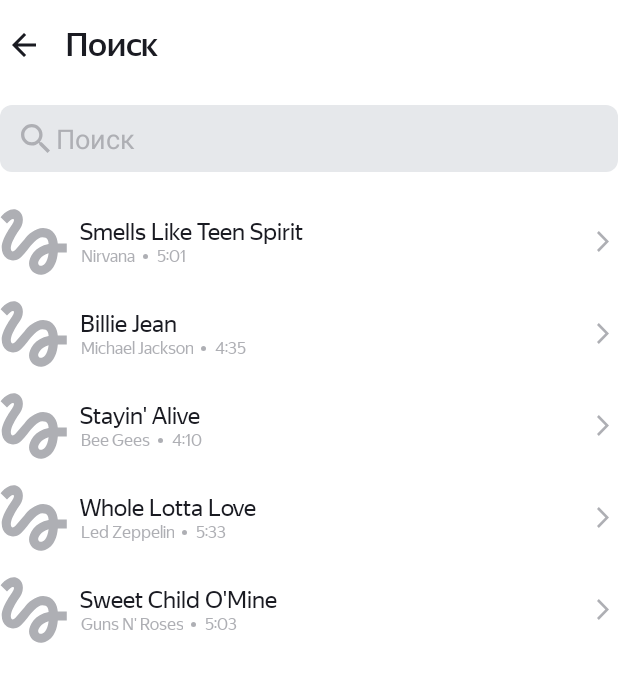
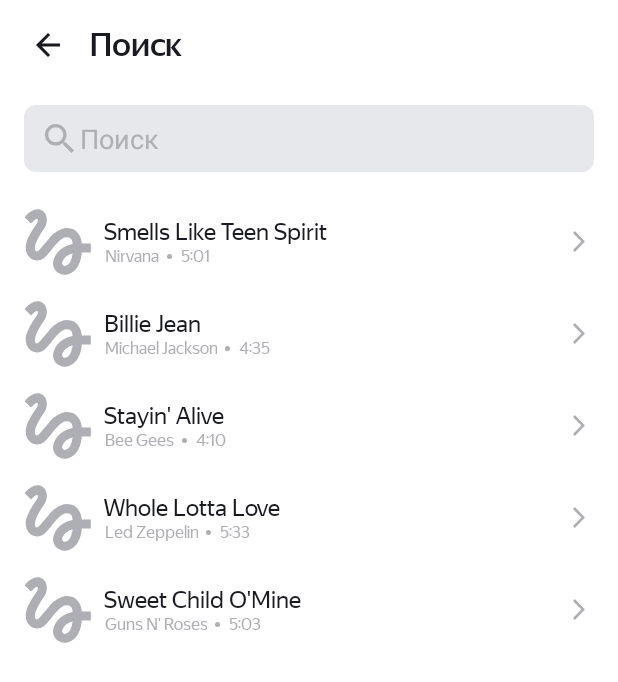
Before and after one commit to Filin1985/Playlist, an Android app: the SearchActivity screen opened directly, with no data from a screen before it, on a phone screen of 412 x 824 dp. Shown: the top 682 px of the screen. Run offline under Robolectric (Android 15) with nearby library versions, the phone set to English and light mode, and no system bars; pictures from the network do not load.

Commit message:
Change display settings of search page

```diff
--- a/app/src/main/java/com/example/playlistmaker/Track.kt
+++ /dev/null
@@ -1,81 +0,0 @@
-package com.example.playlistmaker
-
-import android.view.LayoutInflater
-import android.view.ViewGroup
-import android.widget.ImageView
-import android.widget.TextView
-import androidx.recyclerview.widget.RecyclerView
-import com.bumptech.glide.Glide
-import com.bumptech.glide.load.resource.bitmap.RoundedCorners
-
-
-data class Track(val trackName: String, val artistName: String, val trackTime: String, val artworkUrl100: String)
-
-class TracksViewHolder(parentView: ViewGroup): RecyclerView.ViewHolder(LayoutInflater.from(parentView.context).inflate(R.layout.song_card, parentView, false)) {
-    private val trackName: TextView = itemView.findViewById(R.id.trackName)
-    private val artistName: TextView = itemView.findViewById(R.id.artistName)
-    private val trackTime: TextView = itemView.findViewById(R.id.trackTime)
-    private val artworkUrl100: ImageView = itemView.findViewById(R.id.artworkUrl)
-
-    fun bind(model: Track) {
-        trackName.text = model.trackName
-        artistName.text = model.artistName
-        trackTime.text = model.trackTime
-        Glide.with(itemView)
-            .load(model.artworkUrl100)
-            .placeholder(R.drawable.default_art_work)
-            .transform(RoundedCorners(itemView.resources.getDimensionPixelSize(R.dimen.art_work)))
-            .into(artworkUrl100)
-    }
-}
-
-class TracksAdapter(
-    private val tracks : List<Track>
-) : RecyclerView.Adapter<TracksViewHolder>() {
-
-    override fun onCreateViewHolder(parent: ViewGroup, viewType: Int): TracksViewHolder {
-        return TracksViewHolder(parent)
-    }
-
-    override fun onBindViewHolder(holder: TracksViewHolder, position: Int) {
-        holder.bind(tracks[position])
-    }
-
-    override fun getItemCount(): Int = tracks.size
-
-}
-
-object MockSongsData {
-    fun getSongsData() = listOf(
-        Track(
-            trackName = "Smells Like Teen Spirit",
-            artistName = "Nirvana",
-            trackTime = "5:01",
-            artworkUrl100 = "https://is5-ssl.mzstatic.com/image/thumb/Music115/v4/7b/58/c2/7b58c21a-2b51-2bb2-e59a-9bb9b96ad8c3/00602567924166.rgb.jpg/100x100bb.jpg"
-        ),
-        Track(
-            trackName = "Billie Jean",
-            artistName = "Michael Jackson",
-            trackTime = "4:35",
-            artworkUrl100 = "https://is5-ssl.mzstatic.com/image/thumb/Music125/v4/3d/9d/38/3d9d3811-71f0-3a0e-1ada-3004e56ff852/827969428726.jpg/100x100bb.jpg"
-        ),
-        Track(
-            trackName = "Stayin' Alive",
-            artistName = "Bee Gees",
-            trackTime = "4:10",
-            artworkUrl100 = "https://is4-ssl.mzstatic.com/image/thumb/Music115/v4/1f/80/1f/1f801fc1-8c0f-ea3e-d3e5-387c6619619e/16UMGIM86640.rgb.jpg/100x100bb.jpg"
-        ),
-        Track(
-            trackName = "Whole Lotta Love",
-            artistName = "Led Zeppelin",
-            trackTime = "5:33",
-            artworkUrl100 = "https://is2-ssl.mzstatic.com/image/thumb/Music62/v4/7e/17/e3/7e17e33f-2efa-2a36-e916-7f808576cf6b/mzm.fyigqcbs.jpg/100x100bb.jpg"
-        ),
-        Track(
-            trackName = "Sweet Child O'Mine",
-            artistName = "Guns N' Roses",
-            trackTime = "5:03",
-            artworkUrl100 = "https://is5-ssl.mzstatic.com/image/thumb/Music125/v4/a0/4d/c4/a04dc484-03cc-02aa-fa82-5334fcb4bc16/18UMGIM24878.rgb.jpg/100x100bb.jpg"
-        )
-    )
-}
--- /dev/null
+++ b/app/src/main/java/com/example/playlistmaker/TrackAdapter.kt
@@ -0,0 +1,21 @@
+package com.example.playlistmaker
+
+import android.view.ViewGroup
+import androidx.recyclerview.widget.RecyclerView
+
+
+class TracksAdapter(
+    private val tracks : List<TrackData>
+) : RecyclerView.Adapter<TracksViewHolder>() {
+
+    override fun onCreateViewHolder(parent: ViewGroup, viewType: Int): TracksViewHolder {
+        return TracksViewHolder(parent)
+    }
+
+    override fun onBindViewHolder(holder: TracksViewHolder, position: Int) {
+        holder.bind(tracks[position])
+    }
+
+    override fun getItemCount(): Int = tracks.size
+
+}
--- /dev/null
+++ b/app/src/main/java/com/example/playlistmaker/TrackData.kt
@@ -0,0 +1,38 @@
+package com.example.playlistmaker
+
+data class TrackData(val trackName: String, val artistName: String, val trackTime: String, val artworkUrl100: String)
+
+object MockSongsData {
+    fun getSongsData() = listOf(
+        TrackData(
+            trackName = "Smells Like Teen Spirit",
+            artistName = "Nirvana",
+            trackTime = "5:01",
+            artworkUrl100 = "https://is5-ssl.mzstatic.com/image/thumb/Music115/v4/7b/58/c2/7b58c21a-2b51-2bb2-e59a-9bb9b96ad8c3/00602567924166.rgb.jpg/100x100bb.jpg"
+        ),
+        TrackData(
+            trackName = "Billie Jean",
+            artistName = "Michael Jackson",
+            trackTime = "4:35",
+            artworkUrl100 = "https://is5-ssl.mzstatic.com/image/thumb/Music125/v4/3d/9d/38/3d9d3811-71f0-3a0e-1ada-3004e56ff852/827969428726.jpg/100x100bb.jpg"
+        ),
+        TrackData(
+            trackName = "Stayin' Alive",
+            artistName = "Bee Gees",
+            trackTime = "4:10",
+            artworkUrl100 = "https://is4-ssl.mzstatic.com/image/thumb/Music115/v4/1f/80/1f/1f801fc1-8c0f-ea3e-d3e5-387c6619619e/16UMGIM86640.rgb.jpg/100x100bb.jpg"
+        ),
+        TrackData(
+            trackName = "Whole Lotta Love",
+            artistName = "Led Zeppelin",
+            trackTime = "5:33",
+            artworkUrl100 = "https://is2-ssl.mzstatic.com/image/thumb/Music62/v4/7e/17/e3/7e17e33f-2efa-2a36-e916-7f808576cf6b/mzm.fyigqcbs.jpg/100x100bb.jpg"
+        ),
+        TrackData(
+            trackName = "Sweet Child O'Mine",
+            artistName = "Guns N' Roses",
+            trackTime = "5:03",
+            artworkUrl100 = "https://is5-ssl.mzstatic.com/image/thumb/Music125/v4/a0/4d/c4/a04dc484-03cc-02aa-fa82-5334fcb4bc16/18UMGIM24878.rgb.jpg/100x100bb.jpg"
+        )
+    )
+}
--- /dev/null
+++ b/app/src/main/java/com/example/playlistmaker/TrackViewHolder.kt
@@ -0,0 +1,27 @@
+package com.example.playlistmaker
+
+import android.view.LayoutInflater
+import android.view.ViewGroup
+import android.widget.ImageView
+import android.widget.TextView
+import androidx.recyclerview.widget.RecyclerView
+import com.bumptech.glide.Glide
+import com.bumptech.glide.load.resource.bitmap.RoundedCorners
+
+class TracksViewHolder(parentView: ViewGroup): RecyclerView.ViewHolder(LayoutInflater.from(parentView.context).inflate(R.layout.song_card, parentView, false)) {
+    private val trackName: TextView = itemView.findViewById(R.id.trackName)
+    private val artistName: TextView = itemView.findViewById(R.id.artistName)
+    private val trackTime: TextView = itemView.findViewById(R.id.trackTime)
+    private val artworkUrl100: ImageView = itemView.findViewById(R.id.artworkUrl)
+
+    fun bind(model: TrackData) {
+        trackName.text = model.trackName
+        artistName.text = model.artistName
+        trackTime.text = model.trackTime
+        Glide.with(itemView)
+            .load(model.artworkUrl100)
+            .placeholder(R.drawable.default_art_work)
+            .transform(RoundedCorners(itemView.resources.getDimensionPixelSize(R.dimen.art_work)))
+            .into(artworkUrl100)
+    }
+}
--- /dev/null
+++ b/app/src/main/res/drawable/ic_search_black.xml
@@ -0,0 +1,9 @@
+<vector xmlns:android="http://schemas.android.com/apk/res/android"
+  android:width="19dp"
+  android:height="19dp"
+  android:viewportWidth="19"
+  android:viewportHeight="19">
+  <path
+    android:pathData="M13.579,11.95H12.721L12.417,11.656C13.481,10.418 14.122,8.81 14.122,7.061C14.122,3.161 10.961,0 7.061,0C3.161,0 0,3.161 0,7.061C0,10.961 3.161,14.122 7.061,14.122C8.81,14.122 10.418,13.481 11.656,12.417L11.95,12.721V13.579L17.381,19L19,17.381L13.579,11.95ZM7.061,11.95C4.356,11.95 2.173,9.766 2.173,7.061C2.173,4.356 4.356,2.173 7.061,2.173C9.766,2.173 11.95,4.356 11.95,7.061C11.95,9.766 9.766,11.95 7.061,11.95Z"
+    android:fillColor="#1A1B22"/>
+</vector>
--- a/app/src/main/res/layout/activity_search.xml
+++ b/app/src/main/res/layout/activity_search.xml
@@ -2,9 +2,10 @@
 <androidx.constraintlayout.widget.ConstraintLayout xmlns:android="http://schemas.android.com/apk/res/android"
     xmlns:app="http://schemas.android.com/apk/res-auto"
     xmlns:tools="http://schemas.android.com/tools"
+    android:layout_width="match_parent"
+    android:layout_height="match_parent"
     android:id="@+id/search"
-    tools:context=".MainActivity"
-    style="@style/ContainerStyle" >
+    tools:context=".MainActivity" >
 
     <LinearLayout
         android:layout_width="match_parent"
@@ -12,7 +13,8 @@
         android:gravity="top"
         android:orientation="vertical"
         tools:layout_editor_absoluteX="16dp"
-        tools:layout_editor_absoluteY="2dp">
+        tools:layout_editor_absoluteY="2dp"
+        style="@style/ContainerStyle">
 
         <LinearLayout
             android:layout_width="match_parent"
--- a/app/src/main/res/values-night/styles.xml
+++ b/app/src/main/res/values-night/styles.xml
@@ -17,4 +17,23 @@
         <item name="android:paddingEnd">@dimen/icon_padding_right</item>
         <item name="tint">@color/yp_white</item>
     </style>
+
+    <style name="TextSearchStyle">
+        <item name="android:layout_width">match_parent</item>
+        <item name="android:layout_height">wrap_content</item>
+        <item name="android:background">@drawable/search_shape</item>
+        <item name="android:drawableStart">@drawable/ic_search_black</item>
+        <item name="android:textColorHint">@color/black</item>
+        <item name="android:maxLines">1</item>
+        <item name="android:drawablePadding">4dp</item>
+        <item name="android:inputType">text</item>
+    </style>
+
+    <style name="IconSearchStyle">
+        <item name="android:layout_width">wrap_content</item>
+        <item name="android:layout_height">wrap_content</item>
+        <item name="android:layout_marginEnd">10dp</item>
+        <item name="android:layout_gravity">end|center_vertical</item>
+        <item name="android:background">@color/black</item>
+    </style>
 </resources>
```
